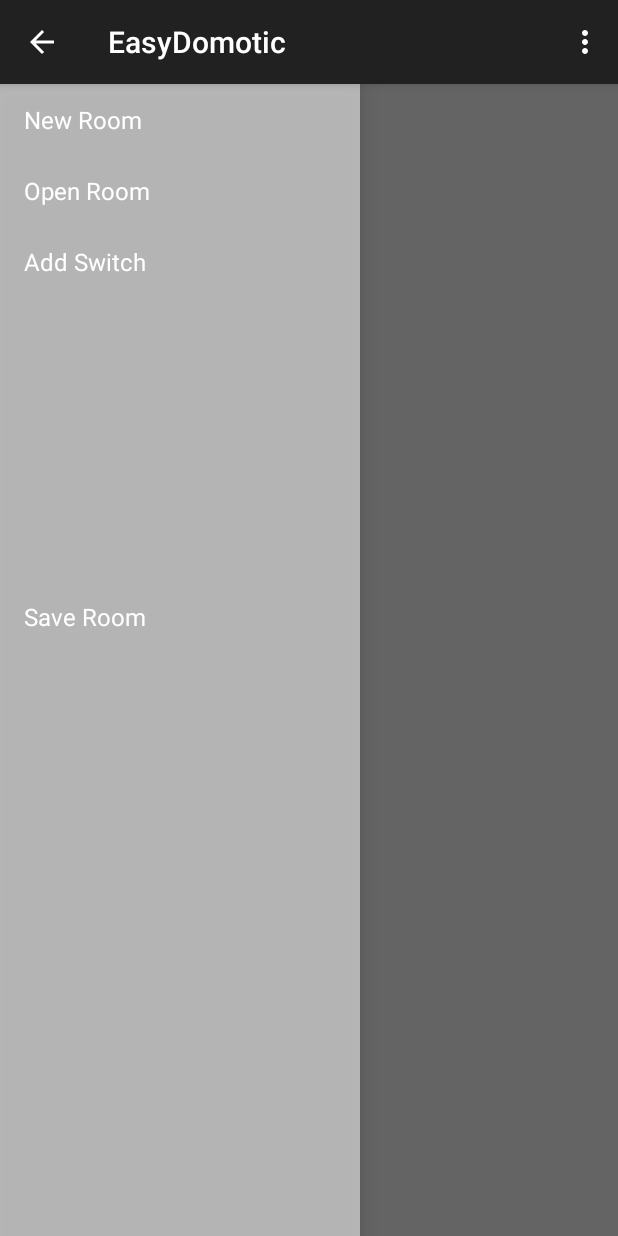
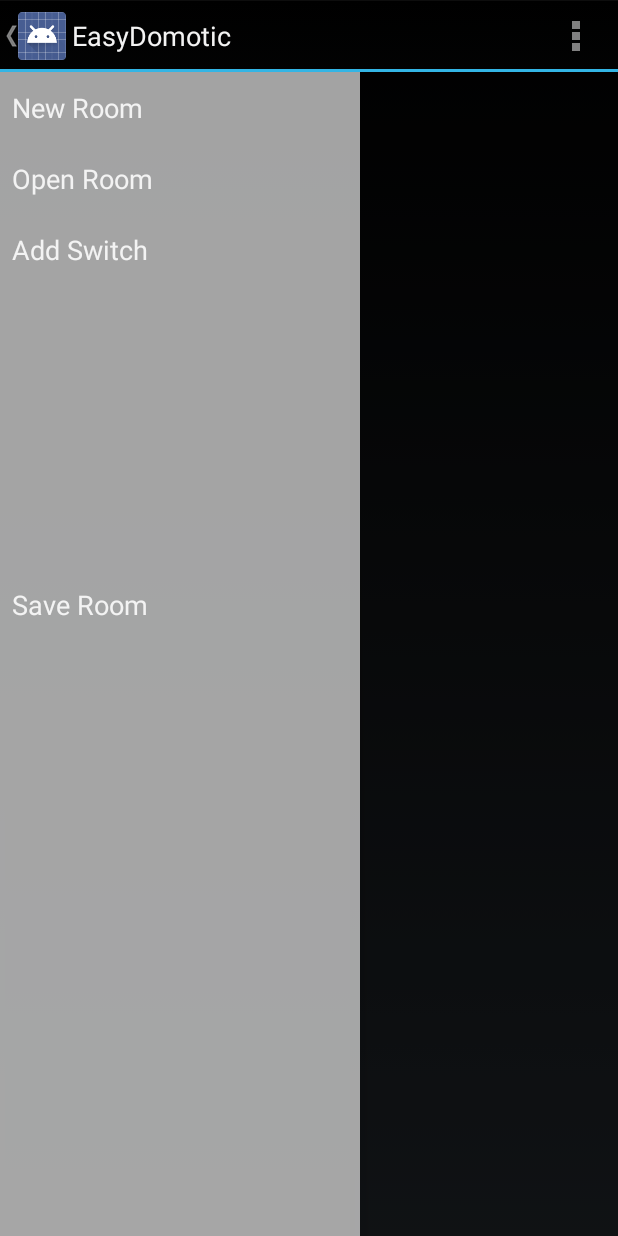
Before and after one commit to rpretolesi/EasyDomotic, an Android app: the screen it shows after launch (SettingsActivity), in the options menu, after a tap on "Settings", on a phone screen of 412 x 824 dp. Run offline under Robolectric (Android 15) with nearby library versions, the light colour scheme and no system bars; pictures from the network do not load; 5 statements that could not run were skipped.

Commit message:
31_03_2015_2

```diff
--- a/app/src/main/AndroidManifest.xml
+++ b/app/src/main/AndroidManifest.xml
@@ -9,6 +9,7 @@
         android:theme="@style/AppTheme" >
         <activity
             android:configChanges="keyboardHidden|orientation|screenSize"
+            android:theme="@style/android:Theme.Holo"
             android:name=".MainActivity"
             android:label="@string/app_name" >
             <intent-filter>
@@ -20,6 +21,7 @@
 
         <activity
             android:configChanges="keyboardHidden|orientation|screenSize"
+            android:theme="@style/android:Theme.Holo"
             android:name="com.pretolesi.easydomotic.SettingsActivity"
             android:label="@string/app_name" >
         </activity>
--- a/app/src/main/java/com/pretolesi/easydomotic/BaseActivity.java
+++ b/app/src/main/java/com/pretolesi/easydomotic/BaseActivity.java
@@ -1,12 +1,12 @@
 package com.pretolesi.easydomotic;
 
-import android.support.v7.app.ActionBarActivity;
+import android.app.Activity;
 import android.util.Log;
 
 /**
  * Created by ricca_000 on 14/03/2015.
  */
-public class BaseActivity extends ActionBarActivity {
+public class BaseActivity extends Activity {
     private static final String TAG = "BaseActivity";
 
     @Override
--- a/app/src/main/java/com/pretolesi/easydomotic/MainActivity.java
+++ b/app/src/main/java/com/pretolesi/easydomotic/MainActivity.java
@@ -1,10 +1,9 @@
 package com.pretolesi.easydomotic;
 
+import android.app.ActionBar;
 import android.app.Activity;
+import android.app.FragmentManager;
 import android.content.Intent;
-import android.content.pm.ActivityInfo;
-import android.support.v7.app.ActionBar;
-import android.support.v4.app.FragmentManager;
 import android.os.Bundle;
 import android.view.LayoutInflater;
 import android.view.Menu;
@@ -14,10 +13,6 @@ import android.view.ViewGroup;
 import android.support.v4.widget.DrawerLayout;
 
 import com.pretolesi.SQL.SQLContract;
-import com.pretolesi.easydomotic.LightSwitch.LightSwitchData;
-
-import java.util.ArrayList;
-
 
 public class MainActivity extends BaseActivity
         implements MainNavigationDrawerFragment.NavigationDrawerCallbacks {
@@ -37,8 +32,7 @@ public class MainActivity extends BaseActivity
         super.onCreate(savedInstanceState);
         setContentView(R.layout.main_activity);
 
-        mNavigationDrawerFragment = (MainNavigationDrawerFragment)
-                getSupportFragmentManager().findFragmentById(R.id.navigation_drawer);
+        mNavigationDrawerFragment = (MainNavigationDrawerFragment) getFragmentManager().findFragmentById(R.id.navigation_drawer);
         mTitle = getTitle();
 
         // Set up the drawer.
@@ -57,7 +51,7 @@ public class MainActivity extends BaseActivity
 //            ArrayList<LightSwitchData> allsd = SQLContract.LightSwitchEntry.load(this, rfd.getID());
 //            if(allsd != null){
                 // update the main content by replacing fragments
-                FragmentManager fragmentManager = getSupportFragmentManager();
+                FragmentManager fragmentManager = getFragmentManager();
                 // Costruisco l'istanza
                 fragmentManager.beginTransaction()
                         .replace(R.id.container, RoomFragment.newInstance(position + 1, id ), strTag)
@@ -88,7 +82,7 @@ public class MainActivity extends BaseActivity
     }
 
     public void restoreActionBar() {
-        ActionBar actionBar = getSupportActionBar();
+        ActionBar actionBar = getActionBar();
         actionBar.setNavigationMode(ActionBar.NAVIGATION_MODE_STANDARD);
         actionBar.setDisplayShowTitleEnabled(true);
         actionBar.setTitle(mTitle);
--- a/app/src/main/java/com/pretolesi/easydomotic/MainNavigationDrawerFragment.java
+++ b/app/src/main/java/com/pretolesi/easydomotic/MainNavigationDrawerFragment.java
@@ -1,10 +1,8 @@
 package com.pretolesi.easydomotic;
 
-import android.support.v4.widget.SimpleCursorAdapter;
-import android.support.v7.app.ActionBarActivity;
 import android.app.Activity;
-import android.support.v7.app.ActionBar;
-import android.support.v4.app.Fragment;
+import android.app.ActionBar;
+import android.app.Fragment;
 import android.support.v4.app.ActionBarDrawerToggle;
 import android.support.v4.view.GravityCompat;
 import android.support.v4.widget.DrawerLayout;
@@ -20,6 +18,7 @@ import android.view.View;
 import android.view.ViewGroup;
 import android.widget.AdapterView;
 import android.widget.ListView;
+import android.widget.SimpleCursorAdapter;
 import android.widget.Toast;
 
 import com.pretolesi.SQL.SQLContract;
@@ -163,7 +162,7 @@ public class MainNavigationDrawerFragment extends Fragment {
                     return;
                 }
 
-                getActivity().supportInvalidateOptionsMenu(); // calls onPrepareOptionsMenu()
+                getActivity().invalidateOptionsMenu(); // calls onPrepareOptionsMenu()
             }
 
             @Override
@@ -182,7 +181,7 @@ public class MainNavigationDrawerFragment extends Fragment {
                     sp.edit().putBoolean(PREF_USER_LEARNED_DRAWER, true).apply();
                 }
 
-                getActivity().supportInvalidateOptionsMenu(); // calls onPrepareOptionsMenu()
+                getActivity().invalidateOptionsMenu(); // calls onPrepareOptionsMenu()
             }
         };
 
@@ -299,8 +298,9 @@ public class MainNavigationDrawerFragment extends Fragment {
     }
 
     private ActionBar getActionBar() {
-        return ((ActionBarActivity) getActivity()).getSupportActionBar();
+        return getActivity().getActionBar();
     }
+
     /**
      * Callbacks interface that all activities using this fragment must implement.
      */
--- a/app/src/main/java/com/pretolesi/easydomotic/SettingsNavigationDrawerFragment.java
+++ b/app/src/main/java/com/pretolesi/easydomotic/SettingsNavigationDrawerFragment.java
@@ -1,16 +1,15 @@
 package com.pretolesi.easydomotic;
 
 import android.app.Activity;
+import android.app.ActionBar;
+import android.app.Fragment;
+import android.support.v4.app.ActionBarDrawerToggle;
+import android.support.v4.view.GravityCompat;
+import android.support.v4.widget.DrawerLayout;
 import android.content.SharedPreferences;
 import android.content.res.Configuration;
 import android.os.Bundle;
 import android.preference.PreferenceManager;
-import android.support.v4.app.ActionBarDrawerToggle;
-import android.support.v4.app.Fragment;
-import android.support.v4.view.GravityCompat;
-import android.support.v4.widget.DrawerLayout;
-import android.support.v7.app.ActionBar;
-import android.support.v7.app.ActionBarActivity;
 import android.view.LayoutInflater;
 import android.view.Menu;
 import android.view.MenuInflater;
@@ -20,7 +19,9 @@ import android.view.ViewGroup;
 import android.widget.AdapterView;
 import android.widget.ArrayAdapter;
 import android.widget.ListView;
+import android.widget.SimpleCursorAdapter;
 import android.widget.Toast;
+
 
 /**
  * Settings
@@ -151,7 +152,7 @@ public class SettingsNavigationDrawerFragment extends Fragment {
                     return;
                 }
 
-                getActivity().supportInvalidateOptionsMenu(); // calls onPrepareOptionsMenu()
+                getActivity().invalidateOptionsMenu(); // calls onPrepareOptionsMenu()
             }
 
             @Override
@@ -170,7 +171,7 @@ public class SettingsNavigationDrawerFragment extends Fragment {
                     sp.edit().putBoolean(PREF_USER_LEARNED_DRAWER, true).apply();
                 }
 
-                getActivity().supportInvalidateOptionsMenu(); // calls onPrepareOptionsMenu()
+                getActivity().invalidateOptionsMenu(); // calls onPrepareOptionsMenu()
             }
         };
 
@@ -270,8 +271,9 @@ public class SettingsNavigationDrawerFragment extends Fragment {
     }
 
     private ActionBar getActionBar() {
-        return ((ActionBarActivity) getActivity()).getSupportActionBar();
+        return getActivity().getActionBar();
     }
+
 
     /**
      * Callbacks interface that all activities using this fragment must implement.
--- a/app/src/main/java/com/pretolesi/easydomotic/dialogs/SetNameAndOrientDialogFragment.java
+++ b/app/src/main/java/com/pretolesi/easydomotic/dialogs/SetNameAndOrientDialogFragment.java
@@ -3,9 +3,9 @@ package com.pretolesi.easydomotic.dialogs;
 import android.app.Activity;
 import android.app.AlertDialog;
 import android.app.Dialog;
+import android.app.DialogFragment;
 import android.content.DialogInterface;
 import android.os.Bundle;
-import android.support.v4.app.DialogFragment;
 import android.view.LayoutInflater;
 import android.view.View;
 import android.widget.EditText;
--- /dev/null
+++ b/app/src/main/res/values-v21/styles.xml
@@ -0,0 +1,5 @@
+<?xml version="1.0" encoding="utf-8"?>
+<resources>
+    <style name="AppTheme" parent="android:Theme.Material.Light">
+    </style>
+</resources>
--- a/app/src/main/res/values/styles.xml
+++ b/app/src/main/res/values/styles.xml
@@ -2,7 +2,7 @@
 
     <!-- Base application theme. -->
     <!-- Theme.AppCompat.Light.DarkActionBar -->
-    <style name="AppTheme" parent="Theme.AppCompat.Light.DarkActionBar">
+    <style name="AppTheme" parent="android:Theme.Holo.Light.DarkActionBar">
         <!-- Customize your theme here. -->
     </style>
 
```
Also changed, not shown: app/src/main/java/com/pretolesi/easydomotic/BaseFragment.java (+5 -4 lines), app/src/main/java/com/pretolesi/easydomotic/SettingsActivity.java (+12 -12 lines).
